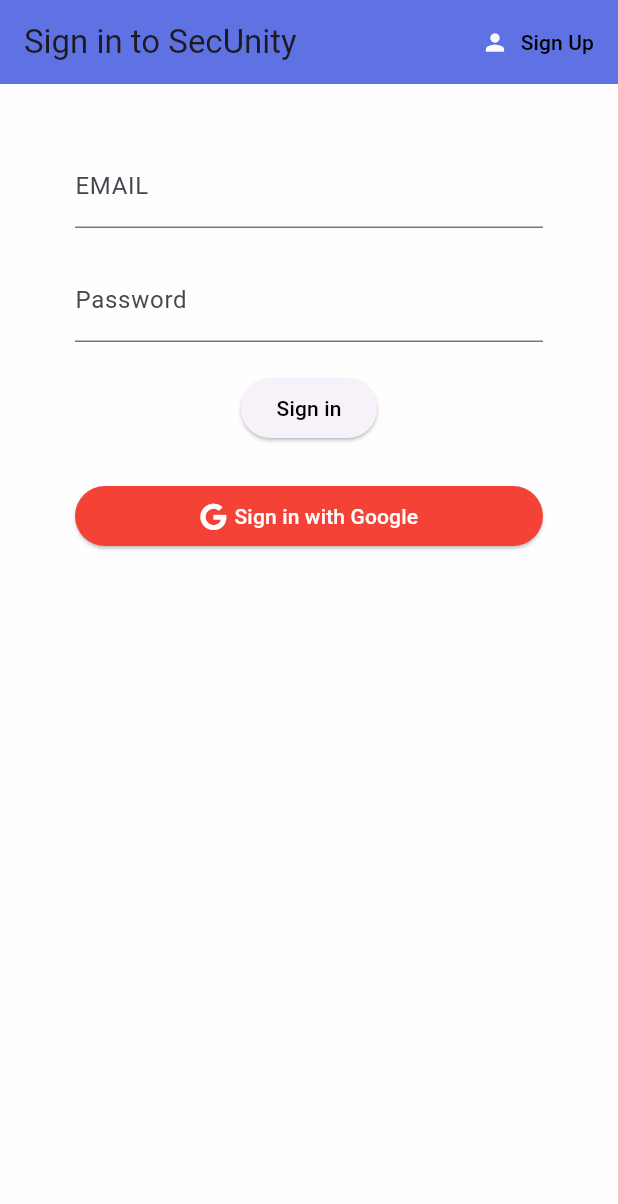
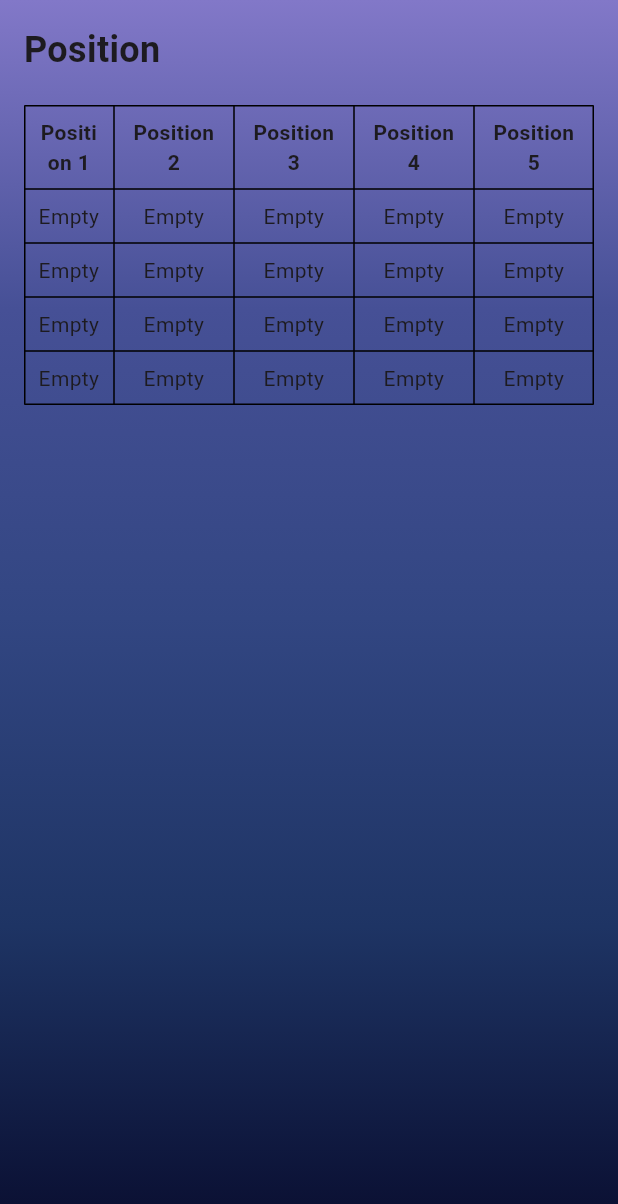
Before and after one commit to Secunity-LTD/Secunity_flutter, a Flutter app: the screen it shows after launch, on a phone screen of 412 x 824 dp. Shown: the top 1204 px of the screen. Run offline on Flutter 3.47's test engine with Material 3 defaults, Android fonts, the phone set to English and light mode, and no system bars; our stand-ins replace cloud_firestore, firebase_auth, firebase_core, flutter_spinkit, font_awesome_flutter, google_sign_in; accounts and stored records are empty.

Commit message:
position page

```diff
--- /dev/null
+++ b/SecUnity_2/lib/constants/positions _style.dart
@@ -0,0 +1,43 @@
+import 'dart:ui';
+
+import 'package:flutter/material.dart';
+
+class PositionStyles {
+  static TextStyle headerText = TextStyle(
+    fontSize: 20,
+    color: Colors.white,
+    shadows: [
+      Shadow(
+        blurRadius: 5,
+        color: Colors.black,
+        offset: Offset(3, 3),
+      ),
+    ],
+  );
+
+  static TextStyle dropdownItemText = TextStyle(
+    color: Colors.white,
+  );
+
+  static TextStyle tableHeaderText = TextStyle(
+    color: Colors.white,
+  );
+
+  static TextStyle snackBarText = TextStyle(
+    color: Colors.white,
+  );
+
+  static TextStyle buttonText = TextStyle(
+    color: Colors.white,
+  );
+
+  static Color buttonColor = Color.fromARGB(255, 41, 48, 96);
+
+  static Color backgroundColor1 = Color.fromARGB(255, 130, 120, 200);
+  static Color backgroundColor2 = Color.fromARGB(255, 70, 80, 150);
+  static Color backgroundColor3 = Color.fromARGB(255, 50, 70, 130);
+  static Color backgroundColor4 = Color.fromARGB(255, 30, 52, 100);
+  static Color backgroundColor5 = Color.fromARGB(255, 9, 13, 47);
+
+  static Color alertButtonColor = Color.fromARGB(255, 139, 0, 0);
+}
--- a/SecUnity_2/lib/main.dart
+++ b/SecUnity_2/lib/main.dart
@@ -3,6 +3,7 @@ import 'package:firebase_core/firebase_core.dart';
 import 'package:provider/provider.dart';
 import 'package:secunity_2/screens/Home/leader_screen.dart';
 import 'package:secunity_2/screens/Home/crew_screen.dart';
+import 'package:secunity_2/screens/Home/positions_screen.dart';
 import 'package:secunity_2/screens/authenticate/sign_in.dart';
 import 'package:secunity_2/screens/authenticate/sign_up_gmail.dart';
 import 'package:secunity_2/services/auth_service.dart';
@@ -10,7 +11,7 @@ import 'package:secunity_2/wrapper.dart';
 import 'package:firebase_core/firebase_core.dart';
 import 'package:secunity_2/screens/authenticate/login_screen.dart';
 import 'package:secunity_2/screens/authenticate/sign_up.dart';
-
+import 'package:flutter/material.dart';
 import 'models/UserModel.dart';
 
 void main() async {
@@ -50,7 +51,7 @@ class MyApp extends StatelessWidget {
               '/crew': (context) => CrewScreen(),
               // Add other routes here
             },
-            home: Wrapper(),
+            home: PositionChartPage(),
           );
         });
   }
--- /dev/null
+++ b/SecUnity_2/lib/screens/Home/positions_screen.dart
@@ -0,0 +1,149 @@
+import 'package:flutter/material.dart';
+import '../../constants/positions _style.dart';
+
+class PositionChartPage extends StatefulWidget {
+  @override
+  _PositionChartPageState createState() => _PositionChartPageState();
+}
+
+class _PositionChartPageState extends State<PositionChartPage> {
+  bool _isLoading = true;
+
+  @override
+  Widget build(BuildContext context) {
+    if (_isLoading) {
+      // If loading, show a loading indicator with gradient background
+      return Scaffold(
+        backgroundColor: PositionStyles.backgroundColor1,
+        body: Center(
+          child: CircularProgressIndicator(
+            valueColor: AlwaysStoppedAnimation<Color>(
+              Colors.white, // Set color of the circular progress indicator
+            ),
+          ),
+        ),
+      );
+    }
+
+    return Scaffold(
+      backgroundColor: PositionStyles.backgroundColor1,
+
+      body: Container(
+        decoration: BoxDecoration(
+          gradient: LinearGradient(
+            colors: [
+              PositionStyles.backgroundColor1,
+              PositionStyles.backgroundColor2,
+              PositionStyles.backgroundColor3,
+              PositionStyles.backgroundColor4,
+              PositionStyles.backgroundColor5,
+            ],
+            begin: Alignment.topCenter,
+            end: Alignment.bottomCenter,
+          ),
+        ),
+        padding: EdgeInsets.all(16),
+        child: Column(
+          crossAxisAlignment: CrossAxisAlignment.start,
+          children: [
+            Text(
+              'Position',
+              style: TextStyle(fontSize: 24, fontWeight: FontWeight.bold),
+              textAlign: TextAlign.center,
+            ),
+            SizedBox(height: 20),
+            Table(
+              columnWidths: {
+                0: FlexColumnWidth(1.5),
+                1: FlexColumnWidth(2),
+                2: FlexColumnWidth(2),
+                3: FlexColumnWidth(2),
+                4: FlexColumnWidth(2),
+              },
+              border: TableBorder.all(color: Colors.black),
+              children: [
+                TableRow(
+                  children: [
+                    _buildPositionCell('Position 1'),
+                    _buildPositionCell('Position 2'),
+                    _buildPositionCell('Position 3'),
+                    _buildPositionCell('Position 4'),
+                    _buildPositionCell('Position 5'),
+                  ],
+                ),
+                TableRow(
+                  children: [
+                    _buildCellContent(),
+                    _buildCellContent(),
+                    _buildCellContent(),
+                    _buildCellContent(),
+                    _buildCellContent(),
+                  ],
+                ),
+                TableRow(
+                  children: [
+                    _buildCellContent(),
+                    _buildCellContent(),
+                    _buildCellContent(),
+                    _buildCellContent(),
+                    _buildCellContent(),
+                  ],
+                ),
+                TableRow(
+                  children: [
+                    _buildCellContent(),
+                    _buildCellContent(),
+                    _buildCellContent(),
+                    _buildCellContent(),
+                    _buildCellContent(),
+                  ],
+                ),
+                TableRow(
+                  children: [
+                    _buildCellContent(),
+                    _buildCellContent(),
+                    _buildCellContent(),
+                    _buildCellContent(),
+                    _buildCellContent(),
+                  ],
+                ),
+              ],
+            ),
+          ],
+        ),
+      ),
+    );
+  }
+
+  Widget _buildPositionCell(String position) {
+    return Container(
+      padding: EdgeInsets.all(8),
+      child: Text(
+        position,
+        textAlign: TextAlign.center,
+        style: TextStyle(fontWeight: FontWeight.bold),
+      ),
+    );
+  }
+
+  Widget _buildCellContent() {
+    return Container(
+      padding: EdgeInsets.all(8),
+      child: Text(
+        'Empty',
+        textAlign: TextAlign.center,
+      ),
+    );
+  }
+
+  @override
+  void initState() {
+    super.initState();
+    // Simulating a loading delay
+    Future.delayed(Duration(seconds: 2), () {
+      setState(() {
+        _isLoading = false;
+      });
+    });
+  }
+}
```
Also changed, not shown: SecUnity_2/pubspec.lock.
